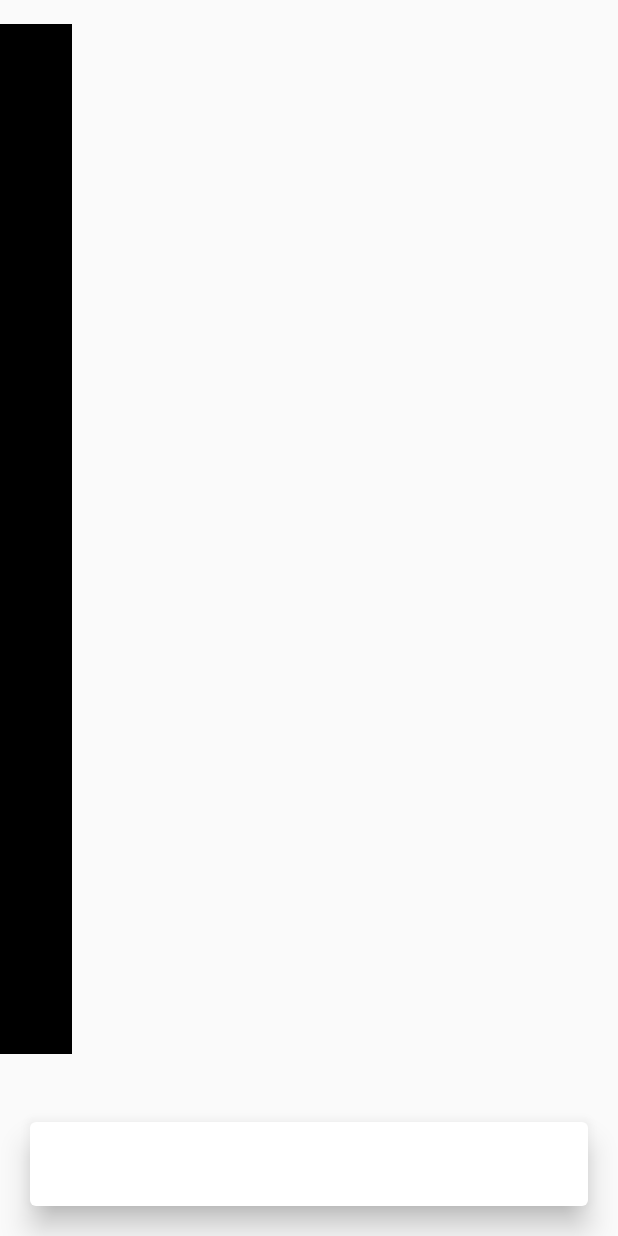
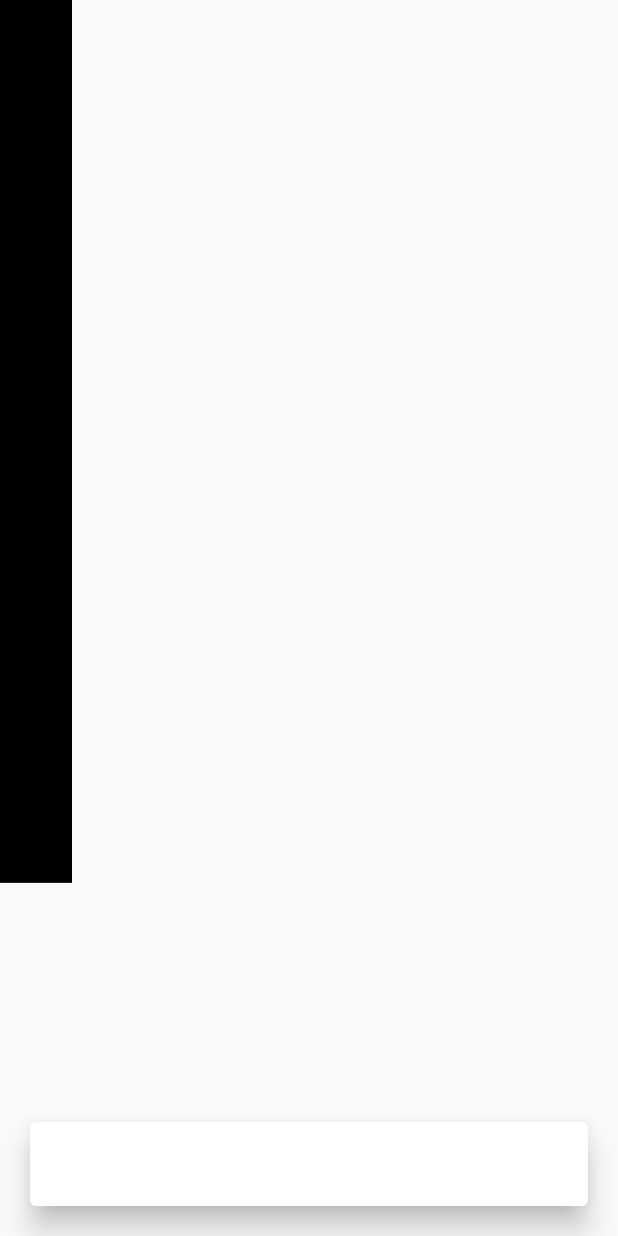
Before and after one commit to JAICHANGPARK/flutter_notebook_11th_story, a Flutter app: the screen it shows after launch, on a phone screen of 412 x 824 dp. Run offline on Flutter 3.47's test engine with Material 2 defaults, Android fonts, the phone set to English and light mode, and no system bars; our stand-ins replace backdrop, badges, flutter_inner_drawer, flutter_slidable, flutter_swiper, google_fonts.

Commit message:
Update food_bill_home_page.dart

```diff
--- a/lib/ep714_food_bill_app/ui/food_bill_home_page.dart
+++ b/lib/ep714_food_bill_app/ui/food_bill_home_page.dart
@@ -9,16 +9,17 @@ class _FoodBillHomePageState extends State<FoodBillHomePage> {
   @override
   Widget build(BuildContext context) {
     return Scaffold(
-      body: Stack(
+      body: SafeArea(
+        child: Stack(
           children: [
             Positioned(child: Container(
               width: 48,
               color: Colors.black,
-            height: MediaQuery.of(context).size.height / 1.2,
+              height: MediaQuery.of(context).size.height / 1.4,
 
             ),
             left: 0,
-          top: 16,
+            top: 0,
             ),
             Positioned(
               bottom: 16,
@@ -37,6 +38,7 @@ class _FoodBillHomePageState extends State<FoodBillHomePage> {
             )
           ],
         ),
+      ),
     );
   }
 }
```
Lines whose indentation alone changed are shown as unchanged.
